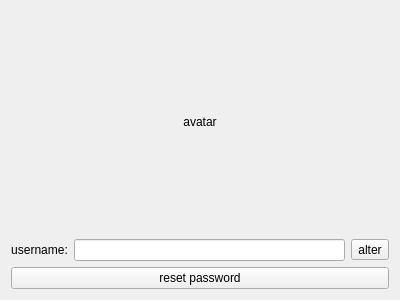
This is client/profilewidget.ui in gitjip/microtrade as Qt 5 draws it before an edit. The edited form follows.
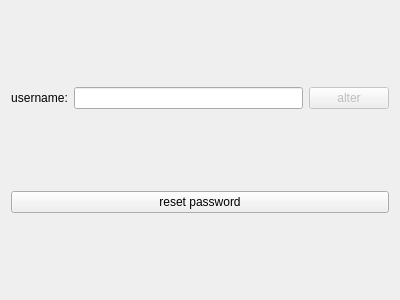
This is the edited form. Icons and pictures are not drawn.

Commit message: Add username alter function.

Patch:
```diff
--- a/client/profilewidget.ui
+++ b/client/profilewidget.ui
@@ -14,14 +14,17 @@
    <string>Form</string>
   </property>
   <layout class="QGridLayout" name="gridLayout">
-   <item row="3" column="2" colspan="3">
+   <item row="1" column="3">
+    <widget class="QLineEdit" name="usernameLineEdit"/>
+   </item>
+   <item row="2" column="2" colspan="3">
     <widget class="QPushButton" name="passwordResetPushButton">
      <property name="text">
       <string>reset password</string>
      </property>
     </widget>
    </item>
-   <item row="2" column="2">
+   <item row="1" column="2">
     <widget class="QLabel" name="usernamePromptLabel">
      <property name="text">
       <string>username:</string>
@@ -31,18 +34,11 @@
      </property>
     </widget>
    </item>
-   <item row="0" column="2" colspan="3">
-    <widget class="QLabel" name="avatarLabel">
-     <property name="text">
-      <string>avatar</string>
+   <item row="1" column="4">
+    <widget class="QPushButton" name="usernameAlterPushButton">
+     <property name="enabled">
+      <bool>false</bool>
      </property>
-     <property name="alignment">
-      <set>Qt::AlignmentFlag::AlignCenter</set>
-     </property>
-    </widget>
-   </item>
-   <item row="2" column="4">
-    <widget class="QToolButton" name="usernameToolButton">
      <property name="text">
       <string>alter</string>
      </property>
@@ -51,9 +47,6 @@
      </property>
     </widget>
    </item>
-   <item row="2" column="3">
-    <widget class="QLineEdit" name="usernameLineEdit"/>
-   </item>
   </layout>
  </widget>
  <resources/>
```
Left out of the diff: 3 changed lines with no effect on the pictures. The commit also changes 19 other files.
